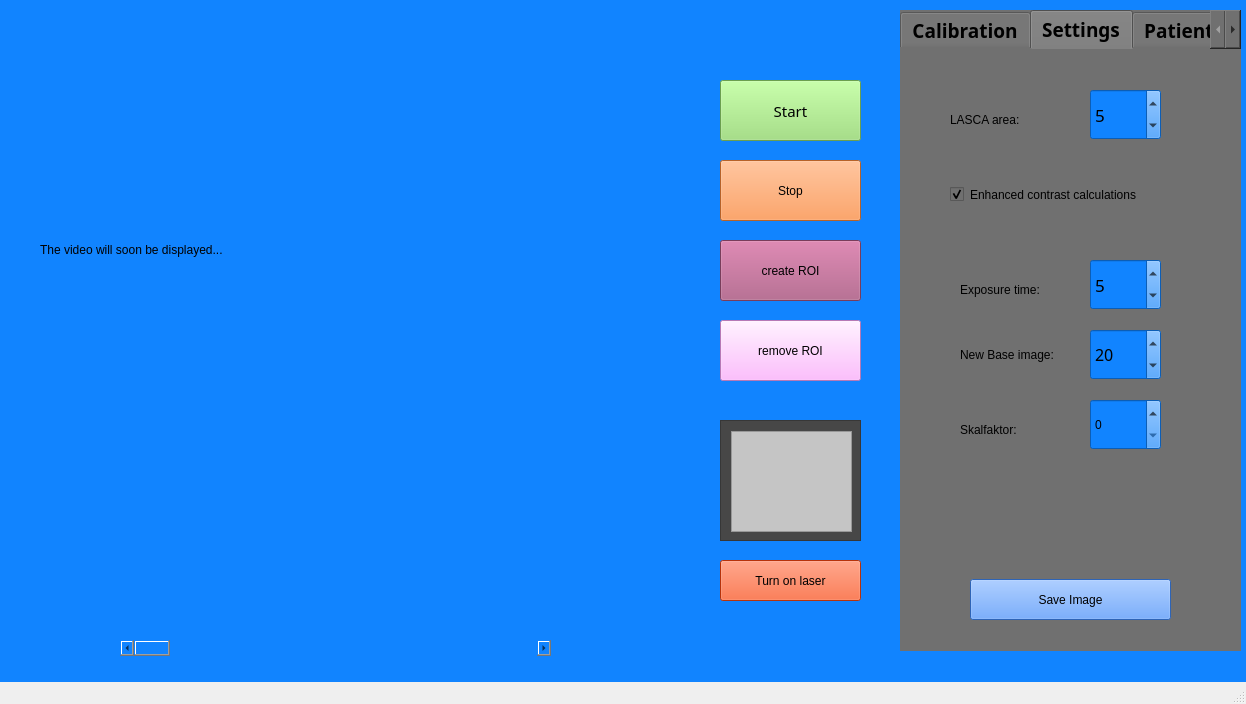
Above: LSI Project GUI/LSI Project GUI/LSIProjectGUI.ui from Fridanylund/LSI before the change. Below: the same form after it.
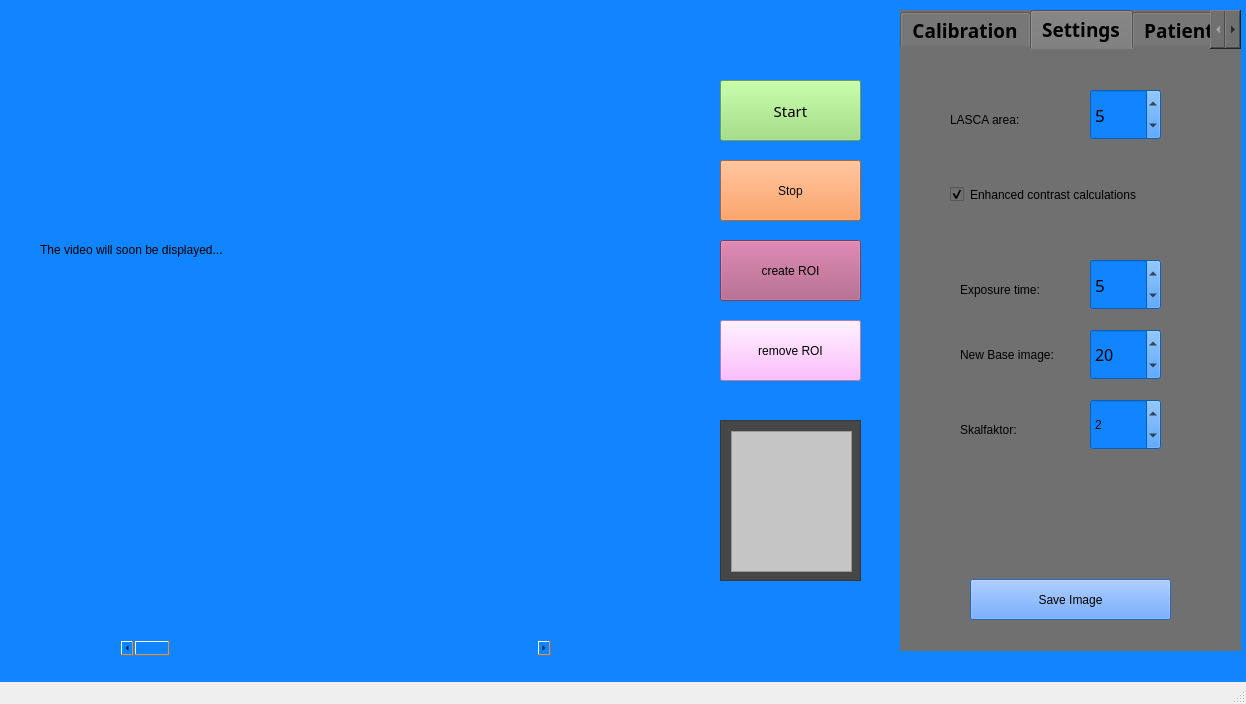
That is the form after the change. The open tabs and pages were chosen to show the change. Custom widgets are drawn as their Qt base class.

```diff
--- a/LSI Project GUI/LSI Project GUI/LSIProjectGUI.ui
+++ b/LSI Project GUI/LSI Project GUI/LSIProjectGUI.ui
@@ -498,6 +498,15 @@
 font: 75 12pt &quot;Segoe UI Light&quot;;
 border-color: rgb(56, 56, 56);</string>
       </property>
+      <property name="minimum">
+       <number>1</number>
+      </property>
+      <property name="maximum">
+       <number>10</number>
+      </property>
+      <property name="value">
+       <number>2</number>
+      </property>
      </widget>
     </widget>
     <widget class="QWidget" name="patientinformation">
@@ -677,7 +686,7 @@
       <x>720</x>
       <y>420</y>
       <width>141</width>
-      <height>121</height>
+      <height>161</height>
      </rect>
     </property>
     <property name="styleSheet">
@@ -692,7 +701,7 @@
        <x>0</x>
        <y>0</y>
        <width>139</width>
-       <height>119</height>
+       <height>159</height>
       </rect>
      </property>
      <widget class="QListWidget" name="listROI">
@@ -701,7 +710,7 @@
         <x>10</x>
         <y>10</y>
         <width>121</width>
-        <height>101</height>
+        <height>141</height>
        </rect>
       </property>
       <property name="palette">
@@ -843,22 +852,6 @@
      </widget>
     </widget>
    </widget>
-   <widget class="QPushButton" name="laserButton">
-    <property name="geometry">
-     <rect>
-      <x>720</x>
-      <y>560</y>
-      <width>141</width>
-      <height>41</height>
-     </rect>
-    </property>
-    <property name="styleSheet">
-     <string notr="true">background-color: rgb(255, 71, 15);</string>
-    </property>
-    <property name="text">
-     <string>Turn on laser</string>
-    </property>
-   </widget>
   </widget>
   <widget class="QMenuBar" name="menuBar">
    <property name="geometry">
```
Left out of the diff: 10 changed lines with no effect on the pictures.
